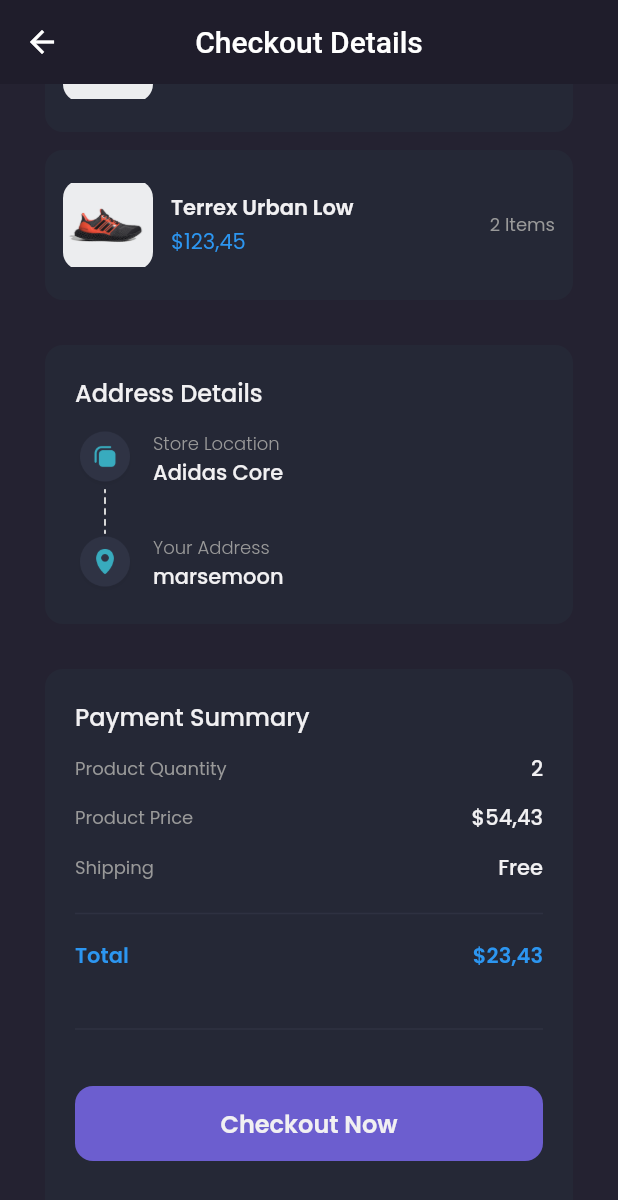
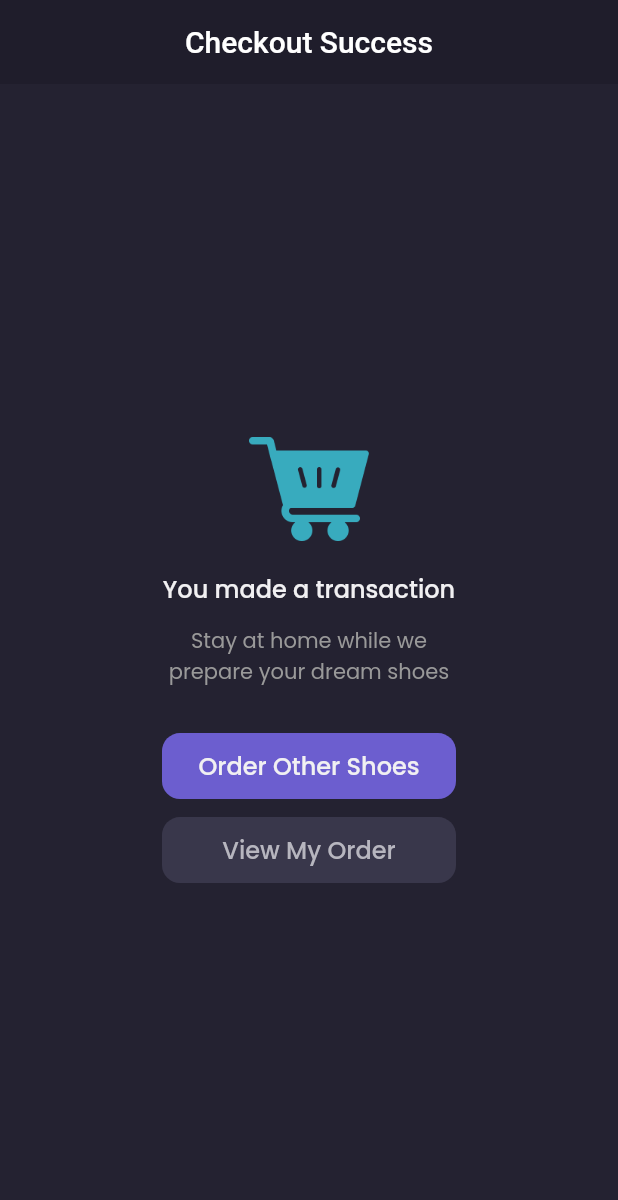
Before and after one commit to mhdiqbl/ecomercesepatu, a Flutter app: the CheckoutPage screen opened by its route, scrolled down 134 dp, after a tap on "Checkout Now", on a phone screen of 412 x 824 dp. Shown: the top 1200 px of the screen. Run offline on Flutter 3.47's test engine with Material 2 defaults, Android fonts, the phone set to English and light mode, and no system bars; our stand-ins replace carousel_slider, google_fonts.

Commit message:
Slicing Checkout Success Page

```diff
--- a/lib/main.dart
+++ b/lib/main.dart
@@ -1,6 +1,7 @@
 import 'package:flutter/material.dart';
 import 'package:sepatu/pages/cart_page.dart';
 import 'package:sepatu/pages/checkout_page.dart';
+import 'package:sepatu/pages/checkout_success_page.dart';
 import 'package:sepatu/pages/detail_chat_page.dart';
 import 'package:sepatu/pages/edit_profile_page.dart';
 import 'package:sepatu/pages/home/main_page.dart';
@@ -29,6 +30,7 @@ class MyApp extends StatelessWidget {
         '/product':(context) => ProductPage(),
         '/cart':(context) => Cartpage(),
         '/checkout':(context) => CheckoutPage(),
+        '/checkout-success':(context) => CheckoutSuccessPage(),
         },
     );
   }
--- a/lib/pages/checkout_page.dart
+++ b/lib/pages/checkout_page.dart
@@ -27,9 +27,7 @@ class CheckoutPage extends StatelessWidget {
         children: [
           // NOTE: LIST ITEMS
           Container(
-            margin: EdgeInsets.only(
-              top: defaultMargin
-            ),
+            margin: EdgeInsets.only(top: defaultMargin),
             child: Column(
               crossAxisAlignment: CrossAxisAlignment.start,
               children: [
@@ -48,9 +46,7 @@ class CheckoutPage extends StatelessWidget {
 
           //NOTE: ADDRESS DETAILS
           Container(
-            margin: EdgeInsets.only(
-              top: defaultMargin
-            ),
+            margin: EdgeInsets.only(top: defaultMargin),
             padding: EdgeInsets.all(20),
             decoration: BoxDecoration(
               color: backgroundColor4,
@@ -59,7 +55,8 @@ class CheckoutPage extends StatelessWidget {
             child: Column(
               crossAxisAlignment: CrossAxisAlignment.start,
               children: [
-                Text('Address Details',
+                Text(
+                  'Address Details',
                   style: primaryTextStyle.copyWith(
                     fontSize: 16,
                     fontWeight: medium,
@@ -72,13 +69,16 @@ class CheckoutPage extends StatelessWidget {
                   children: [
                     Column(
                       children: [
-                        Image.asset('assets/icon_store_location.png',
+                        Image.asset(
+                          'assets/icon_store_location.png',
                           width: 40,
                         ),
-                        Image.asset('assets/icon_line.png',
+                        Image.asset(
+                          'assets/icon_line.png',
                           height: 30,
                         ),
-                        Image.asset('assets/icon_your_address.png',
+                        Image.asset(
+                          'assets/icon_your_address.png',
                           width: 40,
                         ),
                       ],
@@ -89,13 +89,15 @@ class CheckoutPage extends StatelessWidget {
                     Column(
                       crossAxisAlignment: CrossAxisAlignment.start,
                       children: [
-                        Text('Store Location',
+                        Text(
+                          'Store Location',
                           style: secondaryTextStyle.copyWith(
                             fontSize: 12,
                             fontWeight: light,
                           ),
                         ),
-                        Text('Adidas Core',
+                        Text(
+                          'Adidas Core',
                           style: primaryTextStyle.copyWith(
                             fontWeight: medium,
                           ),
@@ -103,13 +105,15 @@ class CheckoutPage extends StatelessWidget {
                         SizedBox(
                           height: defaultMargin,
                         ),
-                        Text('Your Address',
+                        Text(
+                          'Your Address',
                           style: secondaryTextStyle.copyWith(
                             fontSize: 12,
                             fontWeight: light,
                           ),
                         ),
-                        Text('marsemoon',
+                        Text(
+                          'marsemoon',
                           style: primaryTextStyle.copyWith(
                             fontWeight: medium,
                           ),
@@ -123,9 +127,7 @@ class CheckoutPage extends StatelessWidget {
           ),
 
           Container(
-  margin: EdgeInsets.only(
-              top: defaultMargin
-            ),
+            margin: EdgeInsets.only(top: defaultMargin),
             padding: EdgeInsets.all(20),
             decoration: BoxDecoration(
               color: backgroundColor4,
@@ -243,7 +245,9 @@ Container(
                     vertical: defaultMargin,
                   ),
                   child: TextButton(
-                    onPressed: (){},
+                    onPressed: () {
+                      Navigator.pushNamedAndRemoveUntil(context, '/checkout-success', (route) => false);
+                    },
                     style: TextButton.styleFrom(
                       backgroundColor: primaryColor,
                       shape: RoundedRectangleBorder(
@@ -264,7 +268,6 @@ Container(
           ),
         ],
       );
-
     }
 
     return Scaffold(
--- /dev/null
+++ b/lib/pages/checkout_success_page.dart
@@ -0,0 +1,104 @@
+import 'package:flutter/material.dart';
+import 'package:sepatu/theme.dart';
+
+class CheckoutSuccessPage extends StatelessWidget {
+  const CheckoutSuccessPage({Key? key}) : super(key: key);
+
+  @override
+  Widget build(BuildContext context) {
+    Widget content() {
+    return Center(
+      child: Column(
+        mainAxisAlignment: MainAxisAlignment.center,
+        children: [
+          Image.asset(
+            'assets/icon_empty_cart.png',
+            width: 80,
+          ),
+          SizedBox(
+            height: 20,
+          ),
+          Text(
+            'You made a transaction',
+            style: primaryTextStyle.copyWith(
+              fontSize: 16,
+              fontWeight: medium,
+            ),
+          ),
+          SizedBox(
+            height: 12,
+          ),
+          Text(
+            'Stay at home while we\nprepare your dream shoes',
+            style: secondaryTextStyle,
+            textAlign: TextAlign.center,
+          ),
+          Container(
+            width: 196,
+            height: 44,
+            margin: EdgeInsets.only(
+              top: defaultMargin,
+            ),
+            child: TextButton(
+              onPressed: () {
+                Navigator.pushNamedAndRemoveUntil(
+                    context, '/home', (route) => false);
+              },
+              style: TextButton.styleFrom(
+                backgroundColor: primaryColor,
+                shape: RoundedRectangleBorder(
+                  borderRadius: BorderRadius.circular(12),
+                ),
+              ),
+              child: Text(
+                'Order Other Shoes',
+                style: primaryTextStyle.copyWith(
+                  fontSize: 16,
+                  fontWeight: medium,
+                ),
+              ),
+            ),
+          ),
+          Container(
+            width: 196,
+            height: 44,
+            margin: EdgeInsets.only(
+              top: 12,
+            ),
+            child: TextButton(
+              onPressed: () {},
+              style: TextButton.styleFrom(
+                backgroundColor: Color(0xff39374B),
+                shape: RoundedRectangleBorder(
+                  borderRadius: BorderRadius.circular(12),
+                ),
+              ),
+              child: Text(
+                'View My Order',
+                style: primaryTextStyle.copyWith(
+                  fontSize: 16,
+                  fontWeight: medium,
+                  color: Color(0xffB7B6BF),
+                ),
+              ),
+            ),
+          ),
+        ],
+      ),
+    );
+  }
+
+    return Scaffold(
+      backgroundColor: backgroundColor3,
+      appBar: AppBar(
+        backgroundColor: backgroundColor1,
+        centerTitle: true,
+        title: Text(
+          'Checkout Success',
+        ),
+        elevation: 0,
+      ),
+      body: content(),
+    );
+  }
+}
```
Lines whose indentation alone changed are shown as unchanged.
